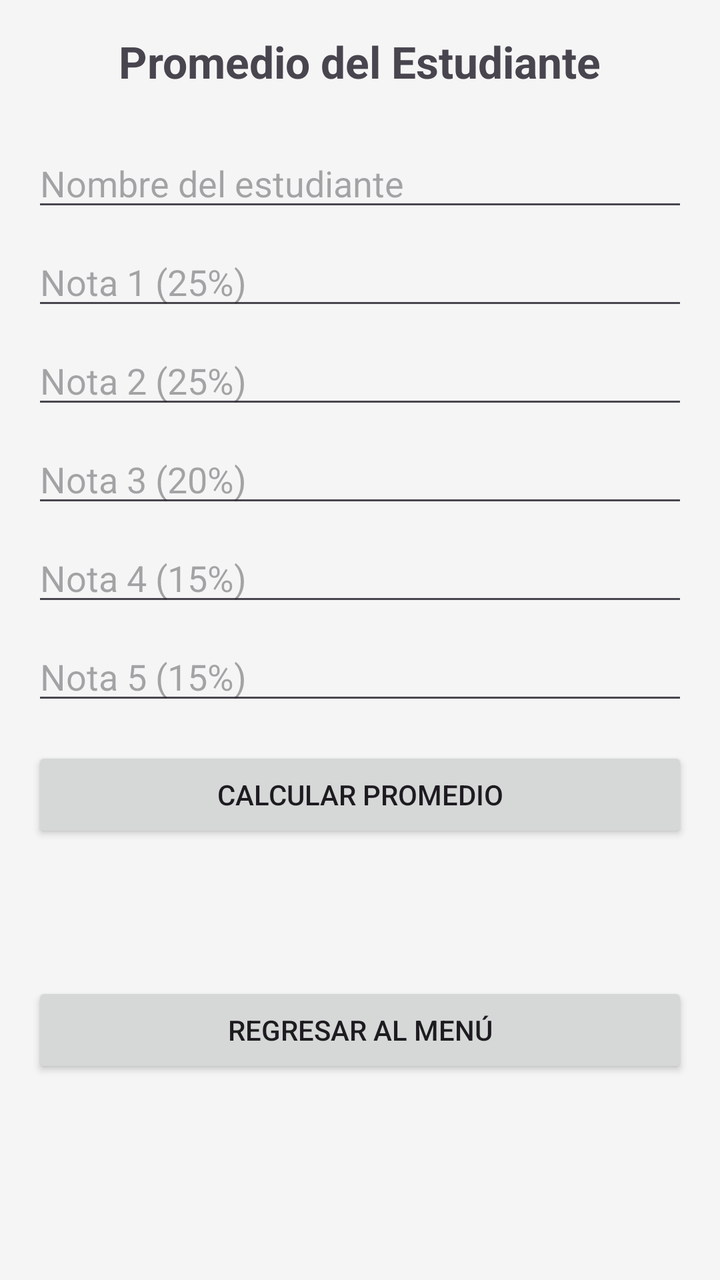
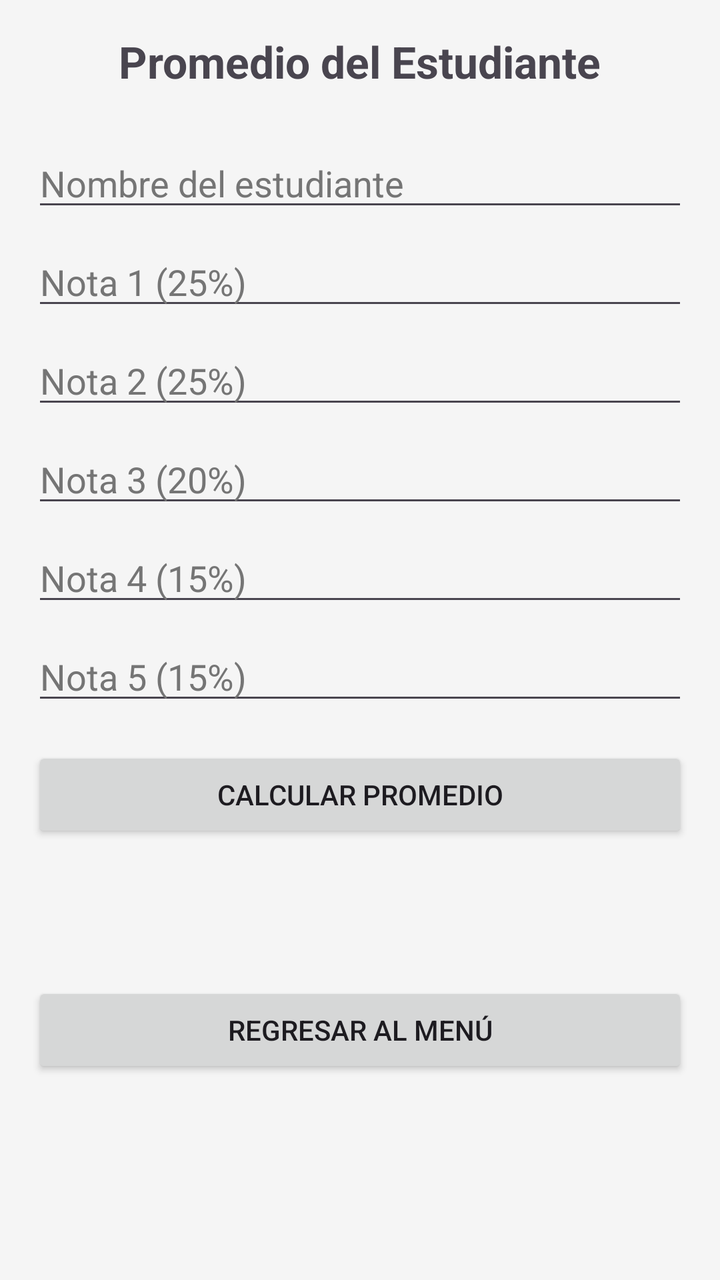

An Android layout rendered at two revisions. The XML below is the earlier revision; the diff shows what the commit changed to produce the second picture.
<!-- AndroidManifest.xml: application theme Theme.Desafio1SS233210 -->
<!-- res/layout/activity_promedio.xml -->
<ScrollView xmlns:android="http://schemas.android.com/apk/res/android"
    android:layout_width="match_parent"
    android:layout_height="match_parent"
    android:fillViewport="true">

    <LinearLayout
        android:layout_width="match_parent"
        android:layout_height="wrap_content"
        android:orientation="vertical"
        android:padding="@dimen/padding_default"
        android:background="@color/fondoClaro">

        <TextView
            android:id="@+id/tvTituloPromedio"
            android:layout_width="wrap_content"
            android:layout_height="wrap_content"
            android:text="@string/promedio_titulo"
            android:textSize="@dimen/text_size_title"
            android:textStyle="bold"
            android:layout_gravity="center"
            android:layout_marginBottom="24dp"/>

        <EditText
            android:id="@+id/etNombre"
            android:layout_width="match_parent"
            android:layout_height="wrap_content"
            android:hint="@string/hint_nombre"
            android:inputType="textPersonName"
            android:layout_marginBottom="@dimen/margin_small"/>

        <EditText
            android:id="@+id/etNota1"
            android:layout_width="match_parent"
            android:layout_height="wrap_content"
            android:hint="@string/hint_nota1"
            android:inputType="numberDecimal"
            android:layout_marginBottom="@dimen/margin_small"/>

        <EditText
            android:id="@+id/etNota2"
            android:layout_width="match_parent"
            android:layout_height="wrap_content"
            android:hint="@string/hint_nota2"
            android:inputType="numberDecimal"
            android:layout_marginBottom="@dimen/margin_small"/>

        <EditText
            android:id="@+id/etNota3"
            android:layout_width="match_parent"
            android:layout_height="wrap_content"
            android:hint="@string/hint_nota3"
            android:inputType="numberDecimal"
            android:layout_marginBottom="@dimen/margin_small"/>

        <EditText
            android:id="@+id/etNota4"
            android:layout_width="match_parent"
            android:layout_height="wrap_content"
            android:hint="@string/hint_nota4"
            android:inputType="numberDecimal"
            android:layout_marginBottom="@dimen/margin_small"/>

        <EditText
            android:id="@+id/etNota5"
            android:layout_width="match_parent"
            android:layout_height="wrap_content"
            android:hint="@string/hint_nota5"
            android:inputType="numberDecimal"
            android:layout_marginBottom="@dimen/margin_default"/>

        <Button
            android:id="@+id/btnCalcularPromedio"
            android:layout_width="match_parent"
            android:layout_height="wrap_content"
            android:text="@string/btn_calcular_promedio"
            android:layout_marginBottom="@dimen/margin_default"/>

        <TextView
            android:id="@+id/tvResultado"
            android:layout_width="match_parent"
            android:layout_height="wrap_content"
            android:textSize="@dimen/text_size_normal"
            android:textStyle="bold"
            android:gravity="center"
            android:padding="@dimen/margin_small"/>

        <Button
            android:id="@+id/btnRegresar"
            android:layout_width="match_parent"
            android:layout_height="wrap_content"
            android:text="@string/btn_regresar"
            android:layout_marginTop="@dimen/margin_default"/>

    </LinearLayout>
</ScrollView>
<!-- resources referenced by this layout -->
<resources>
  <color name="fondoClaro">#F5F5F5</color>
  <dimen name="margin_default">16dp</dimen>
  <dimen name="margin_small">8dp</dimen>
  <dimen name="padding_default">16dp</dimen>
  <dimen name="text_size_normal">16sp</dimen>
  <dimen name="text_size_title">22sp</dimen>
  <string name="btn_calcular_promedio">Calcular Promedio</string>
  <string name="btn_regresar">Regresar al Menú</string>
  <string name="hint_nombre">Nombre del estudiante</string>
  <string name="hint_nota1">Nota 1 (25%)</string>
  <string name="hint_nota2">Nota 2 (25%)</string>
  <string name="hint_nota3">Nota 3 (20%)</string>
  <string name="hint_nota4">Nota 4 (15%)</string>
  <string name="hint_nota5">Nota 5 (15%)</string>
  <string name="promedio_titulo">Promedio del Estudiante</string>
  <style name="Theme.Desafio1SS233210" parent="Base.Theme.Desafio1SS233210" />
  <style name="Base.Theme.Desafio1SS233210" parent="Theme.Material3.DayNight.NoActionBar">
          
          
      </style>
</resources>

<!-- the commit's change to res/layout/activity_promedio.xml (unified diff, before → after) -->
@@ -19,13 +19,14 @@
             android:textStyle="bold"
             android:layout_gravity="center"
             android:layout_marginBottom="24dp"/>
-
         <EditText
             android:id="@+id/etNombre"
             android:layout_width="match_parent"
             android:layout_height="wrap_content"
             android:hint="@string/hint_nombre"
             android:inputType="textPersonName"
+            android:textColor="@color/black"
+            android:textColorHint="#757575"
             android:layout_marginBottom="@dimen/margin_small"/>
 
         <EditText
@@ -34,6 +35,8 @@
             android:layout_height="wrap_content"
             android:hint="@string/hint_nota1"
             android:inputType="numberDecimal"
+            android:textColor="@color/black"
+            android:textColorHint="#757575"
             android:layout_marginBottom="@dimen/margin_small"/>
 
         <EditText
@@ -42,6 +45,8 @@
             android:layout_height="wrap_content"
             android:hint="@string/hint_nota2"
             android:inputType="numberDecimal"
+            android:textColor="@color/black"
+            android:textColorHint="#757575"
             android:layout_marginBottom="@dimen/margin_small"/>
 
         <EditText
@@ -50,6 +55,8 @@
             android:layout_height="wrap_content"
             android:hint="@string/hint_nota3"
             android:inputType="numberDecimal"
+            android:textColor="@color/black"
+            android:textColorHint="#757575"
             android:layout_marginBottom="@dimen/margin_small"/>
 
         <EditText
@@ -58,6 +65,8 @@
             android:layout_height="wrap_content"
             android:hint="@string/hint_nota4"
             android:inputType="numberDecimal"
+            android:textColor="@color/black"
+            android:textColorHint="#757575"
             android:layout_marginBottom="@dimen/margin_small"/>
 
         <EditText
@@ -66,8 +75,9 @@
             android:layout_height="wrap_content"
             android:hint="@string/hint_nota5"
             android:inputType="numberDecimal"
+            android:textColor="@color/black"
+            android:textColorHint="#757575"
             android:layout_marginBottom="@dimen/margin_default"/>
-
         <Button
             android:id="@+id/btnCalcularPromedio"
             android:layout_width="match_parent"
<!-- resource entries referenced after the edit -->
@@ -1,5 +1,6 @@
 <!-- resources referenced by this layout -->
 <resources>
+  <color name="black">#FF000000</color>
   <color name="fondoClaro">#F5F5F5</color>
   <dimen name="margin_default">16dp</dimen>
   <dimen name="margin_small">8dp</dimen>
